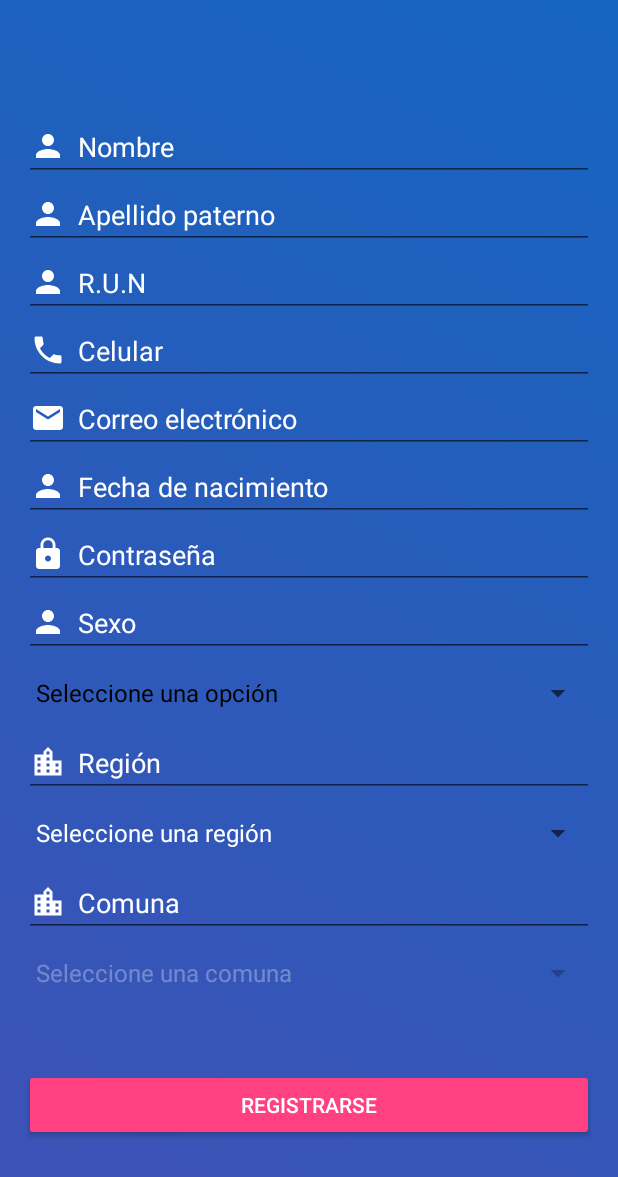
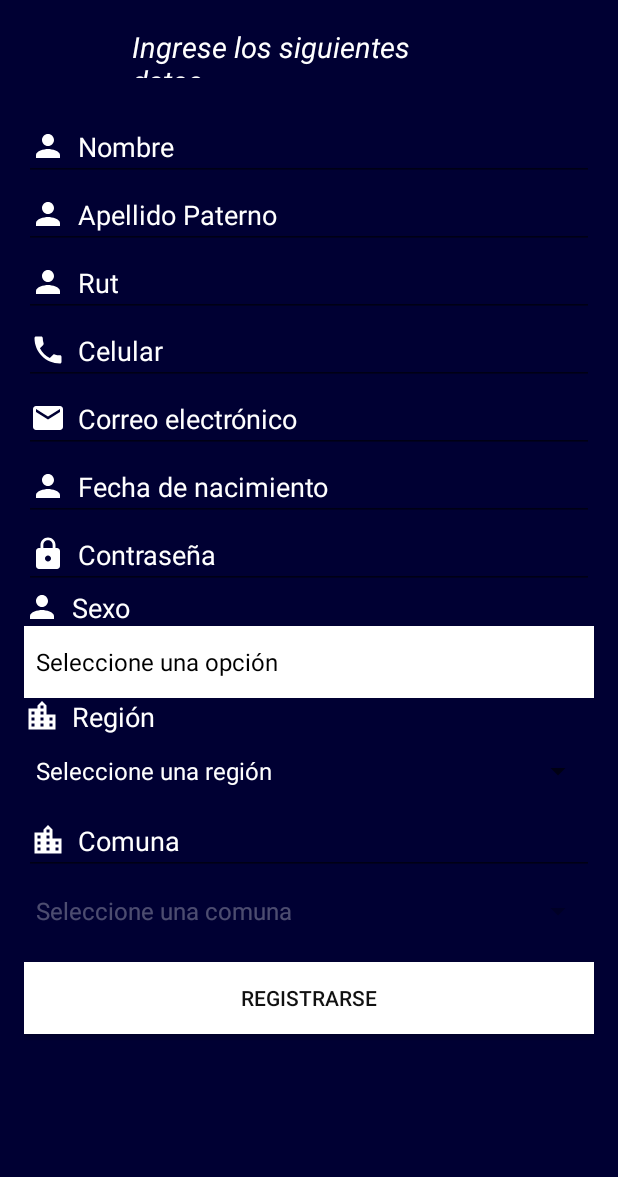
Before and after one commit to camiloinostrozae/AppMovil, an Android app: the screen it shows after launch (RegistroActivity), after a tap on "REGISTRARSE", on a phone screen of 412 x 824 dp. Shown: the top 1177 px of the screen. Run offline under Robolectric (Android 15) with nearby library versions, the phone set to English and light mode, and no system bars; 1 other tap on this screen came first.

Commit message:
cambio en el diseño

```diff
--- a/app/src/main/java/com/app/pdi/aplicacionmovilpdi/model/interactor/RestRegion.java
+++ b/app/src/main/java/com/app/pdi/aplicacionmovilpdi/model/interactor/RestRegion.java
@@ -21,7 +21,7 @@ public final class RestRegion {
                     .writeTimeout(60,TimeUnit.SECONDS)
                     .build();
             retrofit = new Retrofit.Builder()
-                    .baseUrl("http://192.168.88.23/proyectotitulo/web/services/service-region/")
+                    .baseUrl("http://192.168.1.33/proyectotitulo/web/services/service-region/")
                     .client(okHttpClient)
                     .addConverterFactory(GsonConverterFactory.create())
                     .build();
--- a/app/src/main/java/com/app/pdi/aplicacionmovilpdi/view/PrincipalActivity.java
+++ b/app/src/main/java/com/app/pdi/aplicacionmovilpdi/view/PrincipalActivity.java
@@ -76,7 +76,7 @@ public class PrincipalActivity extends AppCompatActivity implements
 
                     grabar.setText(strSpeech2Text);
 
-                    if(grabar.getText().equals("ver campañas")){
+                    if(grabar.getText().equals("campañas") || grabar.getText().equals("campaña")){
                         Intent intent = new Intent(this,ListarCampanasActivity.class);
                         startActivity(intent);
                     }else{
@@ -159,7 +159,7 @@ public class PrincipalActivity extends AppCompatActivity implements
 
     private void speakOut2() {
 
-        String text = "Si quiere ver las campañas diga, ver campañas, si quiere ver los trámites diga, ver trámites";
+        String text = "Si quiere conocer las campañas diga, campañas, si quiere conocer los trámites diga, trámites";
         tts.speak(text, TextToSpeech.QUEUE_FLUSH, null);
     }
 
--- a/app/src/main/res/drawable/login_background.xml
+++ b/app/src/main/res/drawable/login_background.xml
@@ -3,8 +3,8 @@
 
     android:shape="rectangle">
     <gradient
-        android:startColor="#3F51B5"
-        android:endColor="#1565C0"
+        android:startColor="#000033"
+        android:endColor="#000033"
         android:angle="45"
 
 
--- a/app/src/main/res/layout/activity_listar_campanas.xml
+++ b/app/src/main/res/layout/activity_listar_campanas.xml
@@ -4,6 +4,7 @@
     xmlns:tools="http://schemas.android.com/tools"
     android:layout_width="match_parent"
     android:layout_height="match_parent"
+    android:background="@drawable/login_background"
     tools:context=".view.ListarCampanasActivity">
 
     <android.support.v7.widget.RecyclerView
--- a/app/src/main/res/layout/activity_registro.xml
+++ b/app/src/main/res/layout/activity_registro.xml
@@ -19,142 +19,143 @@
 
     <ScrollView
         android:layout_width="match_parent"
-        android:layout_height="match_parent">
+        android:layout_height="match_parent"
+        android:layout_alignParentStart="true"
+        android:layout_alignParentTop="true"
+        android:layout_alignParentLeft="true">
 
         <LinearLayout
             android:id="@+id/area_nombre_registro"
             android:layout_width="match_parent"
             android:layout_height="match_parent"
+            android:focusable="true"
+            android:focusableInTouchMode="true"
+            android:orientation="vertical"
             android:paddingLeft="16dp"
-            android:paddingRight="16dp"
-            android:orientation="vertical"
-            android:focusable="true"
-            android:focusableInTouchMode="true">
+            android:paddingRight="16dp">
 
 
             <EditText
                 android:id="@+id/nombre"
+                style="@android:style/Widget.EditText"
                 android:layout_width="match_parent"
-                    android:layout_height="wrap_content"
+                android:layout_height="match_parent"
+                android:layout_marginTop="75dp"
+                android:drawableLeft="@drawable/ic_person_black_24dp"
+                android:drawablePadding="8dp"
                 android:ems="10"
                 android:hint="Nombre"
                 android:inputType="textPersonName"
                 android:singleLine="true"
-                    android:textColor="@color/colorText"
-                    android:textColorHint="#fff"
-                    android:layout_marginTop="75dp"
-                    android:drawableLeft="@drawable/ic_person_black_24dp"
-                    android:drawablePadding="8dp"
-                    style="@android:style/Widget.EditText"/>
+                android:textColor="#fff"
+                android:textColorHint="#fff" />
 
 
             <EditText
                 android:id="@+id/apellido"
+                style="@android:style/Widget.EditText"
                 android:layout_width="match_parent"
                 android:layout_height="wrap_content"
+                android:drawableLeft="@drawable/ic_person_black_24dp"
+                android:drawablePadding="8dp"
                 android:ems="10"
-                    android:hint="Apellido paterno"
+                android:hint="Apellido Paterno"
                 android:inputType="textPersonName"
                 android:singleLine="true"
-                    android:textColor="@color/colorText"
-                    android:textColorHint="#fff"
-                    android:drawableLeft="@drawable/ic_person_black_24dp"
-                    android:drawablePadding="8dp"
-                    style="@android:style/Widget.EditText"/>
+                android:textColor="#fff"
+                android:textColorHint="#fff" />
 
 
             <EditText
                 android:id="@+id/rut"
+                style="@android:style/Widget.EditText"
                 android:layout_width="match_parent"
                 android:layout_height="wrap_content"
+                android:drawableLeft="@drawable/ic_person_black_24dp"
+                android:drawablePadding="8dp"
                 android:ems="10"
-                    android:hint="R.U.N"
+                android:hint="Rut"
                 android:inputType="text"
                 android:singleLine="true"
-                    android:textColor="@color/colorText"
-                    android:textColorHint="#fff"
-                    android:drawableLeft="@drawable/ic_person_black_24dp"
-                    android:drawablePadding="8dp"
-                    style="@android:style/Widget.EditText"/>
+                android:textColor="#fff"
+                android:textColorHint="#fff" />
 
 
             <EditText
                 android:id="@+id/telefono"
+                style="@android:style/Widget.EditText"
                 android:layout_width="match_parent"
                 android:layout_height="wrap_content"
+                android:drawableLeft="@drawable/ic_phone_black_24dp"
+                android:drawablePadding="8dp"
                 android:ems="10"
                 android:hint="Celular"
                 android:inputType="phone"
+                android:maxLength="9"
                 android:singleLine="true"
-                    android:textColor="@color/colorText"
-                    android:textColorHint="#fff"
-                    android:maxLength="9"
-                    android:drawableLeft="@drawable/ic_phone_black_24dp"
-                    android:drawablePadding="8dp"
-                    style="@android:style/Widget.EditText"/>
+                android:textColor="#fff"
+                android:textColorHint="#fff" />
 
 
             <EditText
                 android:id="@+id/remail"
+                style="@android:style/Widget.EditText"
                 android:layout_width="match_parent"
                 android:layout_height="wrap_content"
+                android:drawableLeft="@drawable/ic_email_black_24dp"
+                android:drawablePadding="8dp"
                 android:ems="10"
                 android:hint="Correo electrónico"
                 android:inputType="textEmailAddress"
                 android:singleLine="true"
-                    android:textColor="@color/colorText"
-                    android:textColorHint="#fff"
-                    android:drawableLeft="@drawable/ic_email_black_24dp"
-                    android:drawablePadding="8dp"
-                    style="@android:style/Widget.EditText"
-                    />
+                android:textColor="#fff"
+                android:textColorHint="#fff" />
 
 
             <EditText
                 android:id="@+id/rfechanacimiento"
+                style="@android:style/Widget.EditText"
                 android:layout_width="match_parent"
                 android:layout_height="wrap_content"
+                android:drawableLeft="@drawable/ic_person_black_24dp"
+                android:drawablePadding="8dp"
                 android:ems="10"
                 android:hint="Fecha de nacimiento"
                 android:inputType="date"
                 android:singleLine="true"
-                    android:textColor="@color/colorText"
-                    android:textColorHint="#fff"
-                    android:drawableLeft="@drawable/ic_person_black_24dp"
-                    android:drawablePadding="8dp"
-                    style="@android:style/Widget.EditText"
-                    />
+                android:textColor="#fff"
+                android:textColorHint="#fff" />
 
 
             <EditText
                 android:id="@+id/rcontrasena"
+                style="@android:style/Widget.EditText"
                 android:layout_width="match_parent"
                 android:layout_height="wrap_content"
+                android:drawableLeft="@drawable/ic_lock_black_24dp"
+                android:drawablePadding="8dp"
                 android:ems="10"
                 android:hint="Contraseña"
                 android:inputType="textPassword"
                 android:singleLine="true"
-                    android:textColor="@color/colorText"
-                    android:textColorHint="#fff"
-                    android:drawableLeft="@drawable/ic_lock_black_24dp"
-                    android:drawablePadding="8dp"
-                    style="@android:style/Widget.EditText"
-                    />
+                android:textColor="#fff"
+                android:textColorHint="#fff" />
 
             <TextView
                 android:id="@+id/label_sexo"
+                style="@android:style/Widget.EditText"
                 android:layout_width="match_parent"
                 android:layout_height="wrap_content"
+                android:layout_alignParentLeft="true"
                 android:layout_alignParentTop="true"
                 android:layout_centerHorizontal="true"
+                android:drawableLeft="@drawable/ic_person_black_24dp"
+                android:drawablePadding="8dp"
+
                 android:ems="10"
-                android:drawablePadding="8dp"
                 android:text="Sexo"
-                android:drawableLeft="@drawable/ic_person_black_24dp"
-
                 android:textColor="#fff"
-                android:layout_alignParentLeft="true"
-                style="@android:style/Widget.EditText"
+                android:background="#000033"
 
                 />
 
@@ -162,56 +163,57 @@
                 android:id="@+id/sexo"
                 android:layout_width="match_parent"
                 android:layout_height="wrap_content"
-                android:popupBackground="@color/colorAccent"
-                android:textColor="@color/colorText"
+                android:popupBackground="#ffffff"
+                android:textColor="#fff"
                 tools:listitem="@android:layout/simple_list_item_1"
+                android:background="#ffffff"/>
 
-                />
             <TextView
                 android:id="@+id/label_region"
+                style="@android:style/Widget.EditText"
                 android:layout_width="match_parent"
                 android:layout_height="wrap_content"
+                android:layout_alignParentLeft="true"
                 android:layout_alignParentTop="true"
                 android:layout_centerHorizontal="true"
+
+                android:drawableLeft="@drawable/ic_location_city_black_24dp"
+                android:drawablePadding="8dp"
                 android:ems="10"
-                android:drawablePadding="8dp"
+                android:text="Región"
+                android:textColor="#fff"
+                android:background="#000033"
+                />
 
-                android:text="Región"
-                android:drawableLeft="@drawable/ic_location_city_black_24dp"
-                android:textColor="#fff"
-                android:layout_alignParentLeft="true"
-                style="@android:style/Widget.EditText"
-
-                />
             <Spinner
                 android:id="@+id/region"
                 android:layout_width="match_parent"
                 android:layout_height="wrap_content"
-                android:popupBackground="@color/colorAccent"
-                tools:listitem="@android:layout/simple_list_item_1"
+                android:popupBackground="#000033"
+
+                tools:listitem="@android:layout/simple_list_item_1" />
+
+            <TextView
+                android:id="@+id/label_comuna"
+                style="@android:style/Widget.EditText"
+                android:layout_width="match_parent"
+                android:layout_height="wrap_content"
+                android:layout_alignParentLeft="true"
+                android:layout_alignParentTop="true"
+                android:layout_centerHorizontal="true"
+                android:drawableLeft="@drawable/ic_location_city_black_24dp"
+                android:drawablePadding="8dp"
+                android:ems="10"
+                android:text="Comuna"
+                android:textColor="#fff"
 
                 />
 
-            <TextView
-                android:id="@+id/label_comuna"
-                android:layout_width="match_parent"
-                android:layout_height="wrap_content"
-                android:layout_alignParentTop="true"
-                android:layout_centerHorizontal="true"
-                android:ems="10"
-                android:drawablePadding="8dp"
-                android:text="Comuna"
-                android:drawableLeft="@drawable/ic_location_city_black_24dp"
-                android:textColor="#fff"
-                android:layout_alignParentLeft="true"
-                style="@android:style/Widget.EditText"
-
-                />
             <Spinner
                 android:id="@+id/comuna"
                 android:layout_width="match_parent"
                 android:layout_height="wrap_content"
-                android:popupBackground="@color/colorAccent"
+                android:popupBackground="#000033"
                 tools:listitem="@android:layout/simple_list_item_1"
 
                 />
@@ -223,12 +225,31 @@
                 android:layout_height="wrap_content"
                 android:layout_alignParentBottom="true"
                 android:layout_centerHorizontal="true"
-                android:layout_marginTop="40dp"
+                android:layout_marginTop="10dp"
+                android:layout_marginBottom="50dp"
+                android:background="#ffffff"
+                android:onClick="validacionRegistro"
                 android:text="Registrarse"
-                android:onClick="validacionRegistro"/>
+                android:textColor="#111111" />
+
 
         </LinearLayout>
 
+
+
     </ScrollView>
 
+    <TextView
+        android:id="@+id/textView3"
+        android:layout_width="235dp"
+        android:layout_height="34dp"
+        android:layout_alignParentTop="true"
+        android:layout_centerHorizontal="true"
+        android:layout_marginTop="18dp"
+        android:text="Ingrese los siguientes datos"
+        android:textColor="#ffffff"
+        android:textSize="19dp"
+        android:textStyle="italic"/>
+
+
 </RelativeLayout>
--- a/app/src/main/res/values/colors.xml
+++ b/app/src/main/res/values/colors.xml
@@ -2,6 +2,6 @@
 <resources>
     <color name="colorPrimary">#3F51B5</color>
     <color name="colorPrimaryDark">#303F9F</color>
-    <color name="colorAccent">#FF4081</color>
-    <color name="colorText">#FFF</color>
+    <color name="colorAccent">#FFF</color>
+    <color name="colorText">#111</color>
 </resources>
```
Also changed, not shown: app/src/main/java/com/app/pdi/aplicacionmovilpdi/view/ContenidoCampanaSeleccionada.java (+7 -0 lines), app/src/main/res/layout/activity_primero.xml (+14 -10 lines), app/src/main/res/layout/login.xml (+34 -19 lines), app/src/main/res/drawable/pdi.png (added). Lines whose indentation alone changed are shown as unchanged.
